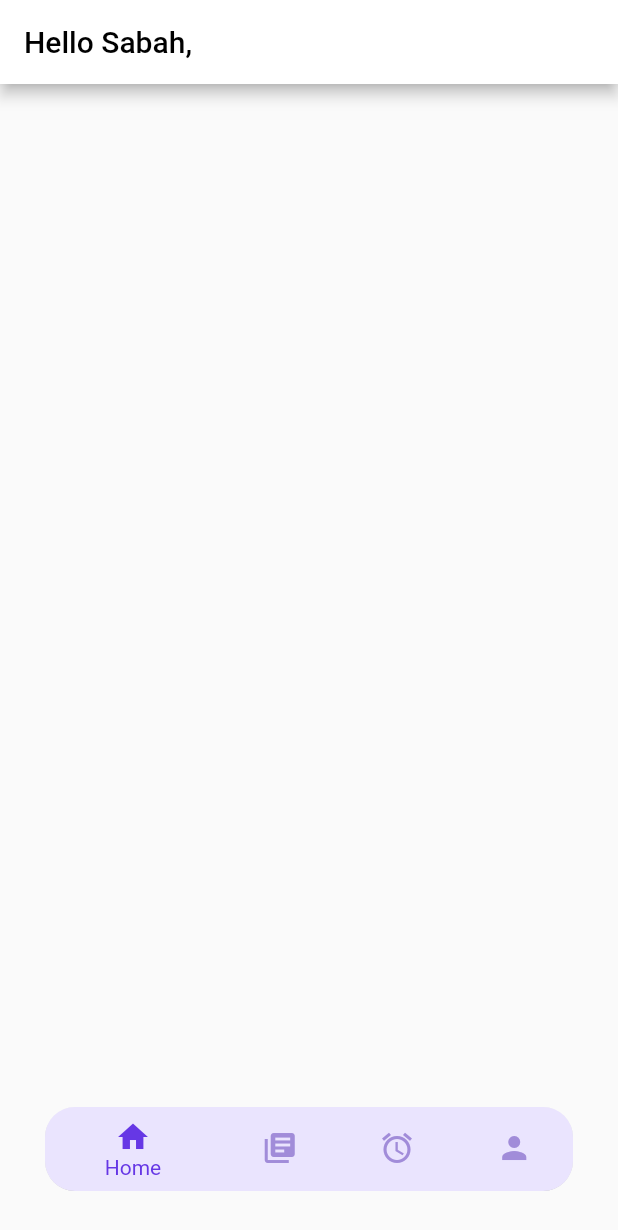
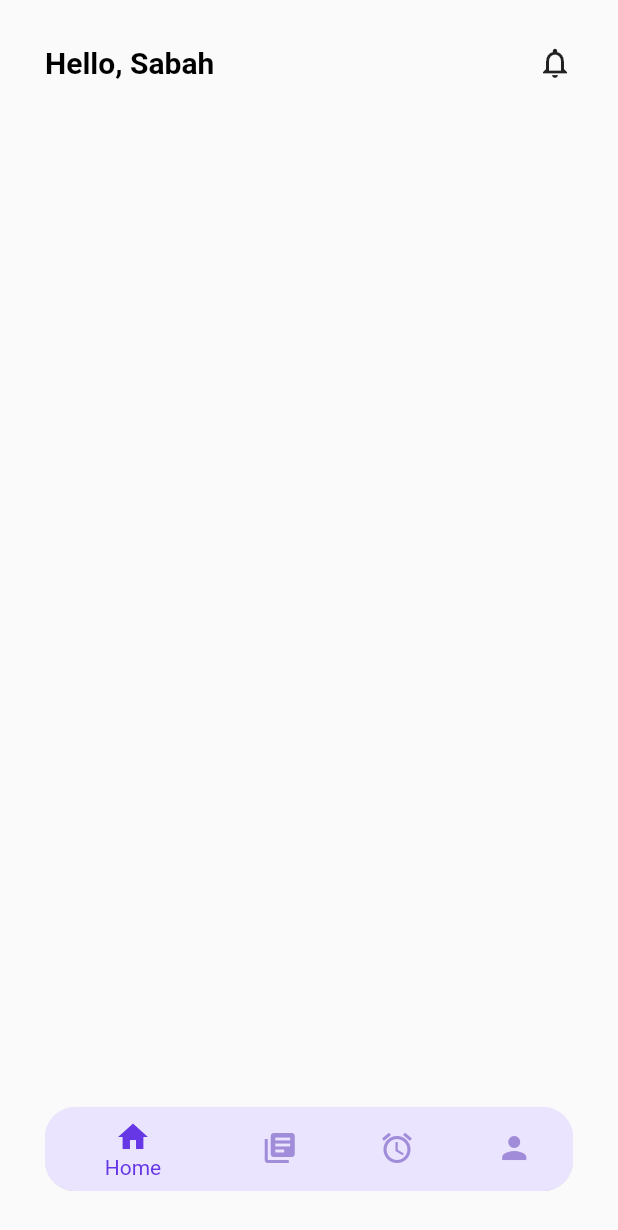
Before and after one commit to SabahTARTIR365/task_managment_app, a Flutter app: the screen it shows after launch, on a phone screen of 412 x 824 dp. Shown: the top 1230 px of the screen. Run offline on Flutter 3.47's test engine with Material 2 defaults, Android fonts, the light colour scheme and no system bars.

```diff
--- a/lib/main_tasks_screen.dart
+++ b/lib/main_tasks_screen.dart
@@ -11,17 +11,23 @@ class _MainTasksScreenState extends State<MainTasksScreen> {
   Widget build(BuildContext context) {
    return Scaffold
      (
-     appBar: AppBar(
-     title: Text('Hello Sabah,',
-       style: TextStyle(color: Colors.black),),
-     backgroundColor: Colors.white,),
      body: Column(children: [
+       Container(
+         margin:const EdgeInsets.all(30),
+         child: Row(
+         children: [
+           Expanded(
+             child: Text('Hello, Sabah',
+               style: TextStyle(color: Colors.black,fontSize: 20, fontWeight: FontWeight.bold,),),
+           ),
 
-
+           Icon(Icons.notifications_none_outlined),
+         ],
+       ),),
 
      ],),
      bottomNavigationBar: Container(
-       margin:const EdgeInsets.all(30),//height:60,
+       margin:const EdgeInsets.all(30),
 
     child: ClipRRect(
     borderRadius:  BorderRadius.circular(20),
```
